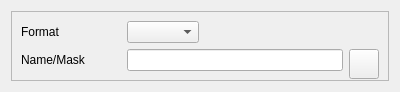
This is dialogs/profiledatahashlistwidgetUI.ui in marco-mania/audex-old as Qt 5 draws it before an edit. The edited form follows.
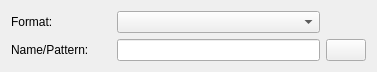
This is the edited form. Custom widgets are drawn as their Qt base class.

The edit to the form file:
```diff
--- a/dialogs/profiledatahashlistwidgetUI.ui
+++ b/dialogs/profiledatahashlistwidgetUI.ui
@@ -1,117 +1,65 @@
 <ui version="4.0" >
  <class>ProfileDataHashlistWidgetUI</class>
- <widget class="QWidget" name="ProfileDataHashlistWidgetUI" >
-  <property name="geometry" >
+ <widget class="QWidget" name="ProfileDataHashlistWidgetUI">
+  <property name="geometry">
    <rect>
     <x>0</x>
     <y>0</y>
-    <width>400</width>
-    <height>92</height>
+    <width>377</width>
+    <height>72</height>
    </rect>
   </property>
-  <property name="minimumSize" >
-   <size>
-    <width>400</width>
-    <height>92</height>
-   </size>
-  </property>
-  <property name="windowTitle" >
+  <property name="windowTitle">
    <string>Form</string>
   </property>
-  <layout class="QGridLayout" name="gridLayout" >
-   <item row="0" column="0" >
-    <widget class="QFrame" name="frame" >
-     <property name="frameShape" >
-      <enum>QFrame::StyledPanel</enum>
-     </property>
-     <property name="frameShadow" >
-      <enum>QFrame::Raised</enum>
-     </property>
-     <layout class="QGridLayout" >
-      <item row="0" column="0" >
-       <layout class="QHBoxLayout" name="_2" >
-        <item>
-         <widget class="QLabel" name="label_format" >
-          <property name="minimumSize" >
+  <layout class="QGridLayout" name="gridLayout">
+   <item row="0" column="0">
+    <widget class="QLabel" name="label_format">
+     <property name="minimumSize">
            <size>
             <width>100</width>
             <height>0</height>
            </size>
           </property>
-          <property name="text" >
-           <string>Format</string>
+     <property name="text">
+      <string>Format:</string>
           </property>
          </widget>
         </item>
-        <item>
-         <widget class="KComboBox" name="kcombobox_format" />
-        </item>
-        <item>
-         <spacer>
-          <property name="orientation" >
-           <enum>Qt::Horizontal</enum>
-          </property>
-          <property name="sizeHint" stdset="0" >
+   <item row="0" column="1">
+    <widget class="KComboBox" name="kcombobox_format"/>
+   </item>
+   <item row="1" column="0">
+    <widget class="QLabel" name="label_pattern">
+     <property name="minimumSize">
            <size>
-            <width>40</width>
-            <height>20</height>
-           </size>
-          </property>
-         </spacer>
-        </item>
-       </layout>
-      </item>
-      <item row="1" column="0" >
-       <layout class="QHBoxLayout" name="_3" >
-        <item>
-         <widget class="QLabel" name="label_mask" >
-          <property name="minimumSize" >
-           <size>
             <width>100</width>
             <height>0</height>
            </size>
           </property>
-          <property name="text" >
-           <string>Name/Mask</string>
+     <property name="text">
+      <string>Name/Pattern:</string>
           </property>
          </widget>
         </item>
-        <item>
-         <widget class="KLineEdit" name="klineedit_mask" />
-        </item>
-        <item>
-         <widget class="KPushButton" name="kpushbutton_mask" >
-          <property name="minimumSize" >
-           <size>
-            <width>30</width>
-            <height>30</height>
-           </size>
-          </property>
-          <property name="maximumSize" >
-           <size>
-            <width>30</width>
-            <height>30</height>
-           </size>
-          </property>
-         </widget>
-        </item>
-       </layout>
-      </item>
-      <item row="2" column="0" >
-       <spacer>
-        <property name="orientation" >
+   <item row="1" column="1">
+    <widget class="KLineEdit" name="klineedit_pattern"/>
+   </item>
+   <item row="1" column="2">
+    <widget class="KPushButton" name="kpushbutton_pattern"/>
+   </item>
+   <item row="2" column="1">
+    <spacer name="verticalSpacer">
+     <property name="orientation">
          <enum>Qt::Vertical</enum>
         </property>
-        <property name="sizeHint" stdset="0" >
+     <property name="sizeHint" stdset="0">
          <size>
-          <width>380</width>
-          <height>16</height>
+       <width>20</width>
+       <height>3</height>
          </size>
         </property>
        </spacer>
-      </item>
-     </layout>
-    </widget>
    </item>
   </layout>
  </widget>
```
Left out of the diff: 3 changed lines with no effect on the pictures. Lines whose indentation alone changed are shown as unchanged.
